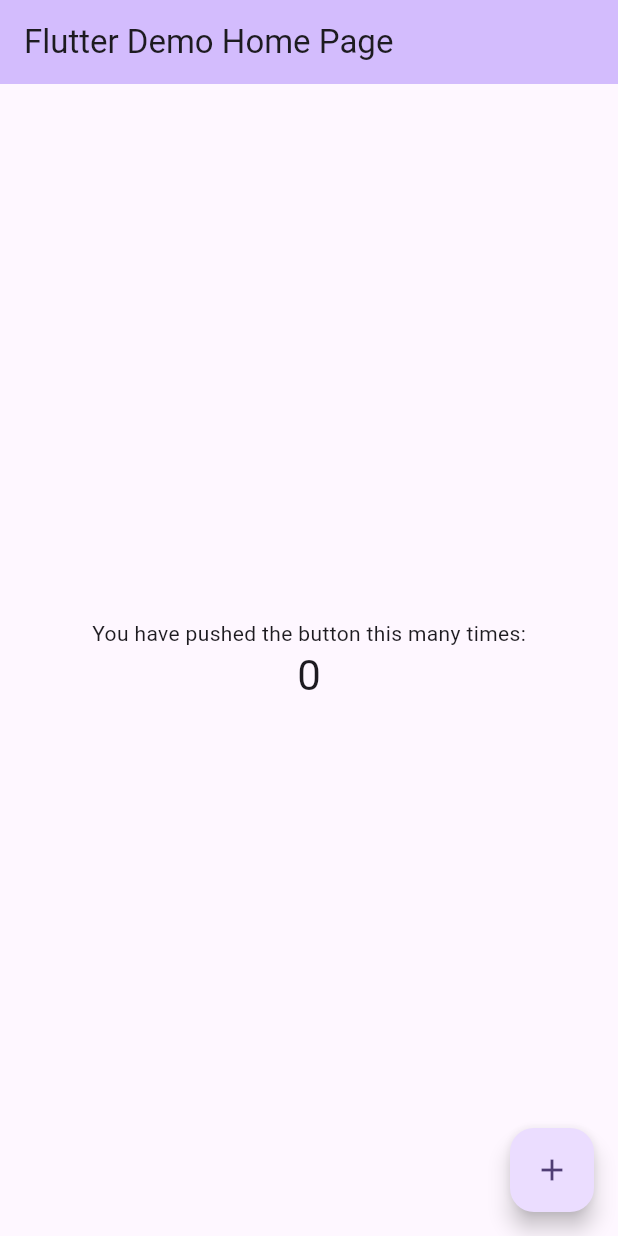
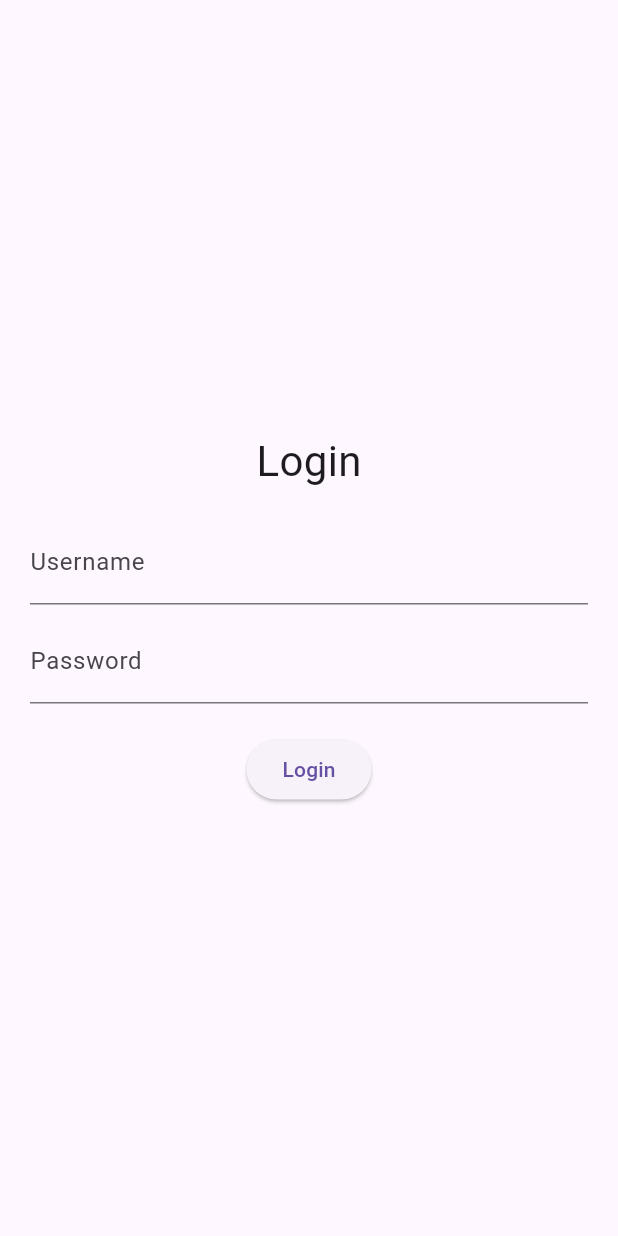
Before and after one commit to Thi-Huynh01/BrevityAI, a Flutter app: the screen it shows after launch, on a phone screen of 412 x 824 dp. Run offline on Flutter 3.47's test engine with Material 3 defaults, Android fonts, the light colour scheme and no system bars; our stand-ins replace flutter_secure_storage.

Commit message:
implemented login screen and spring boot connection still need to store JWT in storage

```diff
--- /dev/null
+++ b/frontend/flutter_brevityai/lib/core/services/api_service.dart
@@ -0,0 +1,21 @@
+import 'dart:convert';
+import 'package:http/http.dart' as http;
+
+class ApiService {
+  static const String baseURL = "http://10.0.2.2:8080";
+
+  static Future<Map<String, dynamic>> post (
+    String endpoint, Map<String, dynamic> data) async {
+      final response = await http.post(
+        Uri.parse("$baseURL$endpoint"),
+        headers: {"Content-Type":"application/json"},
+        body: jsonEncode(data),
+      );
+
+      if (response.statusCode == 200) {
+        return jsonDecode(response.body); // returns token
+      } else {
+        throw Exception("Failed request: ${response.statusCode} ${response.body}");
+      }
+    }
+}
--- /dev/null
+++ b/frontend/flutter_brevityai/lib/core/services/auth_service.dart
@@ -0,0 +1,35 @@
+import 'dart:convert';
+import 'package:http/http.dart' as http;
+import 'package:flutter_secure_storage/flutter_secure_storage.dart';
+
+class AuthService {
+  final storage = FlutterSecureStorage();
+
+  Future<bool> login(String username, String password) async {
+    final response = await http.post(
+      Uri.parse('http://10.0.0.2:8080/api/auth/login'),
+      headers: {'Content-Type': 'applications/json'},
+      body: jsonEncode({
+        'username': username,
+        'password': password,
+      }),
+    );
+    if (response.statusCode == 200) {
+      final data = jsonDecode(response.body);
+      final token = data['token'];
+
+      await storage.write(key: 'jwt', value: token);
+      return true;
+    } else {
+      return false;
+    }
+  }
+
+  Future<String?> getToken() async {
+    return await storage.read(key:'jwt');
+  }
+
+  Future<void> logout() async {
+    await storage.delete(key: 'jwt');
+  }
+}
--- /dev/null
+++ b/frontend/flutter_brevityai/lib/core/services/storage_service.dart
@@ -0,0 +1,18 @@
+import 'package:flutter_secure_storage/flutter_secure_storage.dart';
+
+class StorageService {
+
+  static const _storage = FlutterSecureStorage();
+
+  static Future<void> saveToken(String token) async {
+    await _storage.write(key: 'jwt', value: token);
+  }
+
+  static Future<String?> getToken() async {
+    return await _storage.read(key: 'jwt');
+  }
+
+  static Future<void> clearToken() async {
+    await _storage.delete(key: 'jwt');
+  }
+}
--- /dev/null
+++ b/frontend/flutter_brevityai/lib/features/auth/data/auth_service.dart
@@ -0,0 +1,18 @@
+import '../../../core/services/api_service.dart';
+
+class AuthService {
+  Future<String> login(String username, String password) async {
+
+    try {
+      final response = await ApiService.post("/api/auth/login", {
+      "username": username,
+      "password": password,
+      });
+
+      return response["token"];
+    } catch (e) {
+      print ("Login Error: $e");
+      return "";
+    }
+  }
+}
--- /dev/null
+++ b/frontend/flutter_brevityai/lib/features/auth/presentation/screens/login_screen.dart
@@ -0,0 +1,94 @@
+import 'package:flutter/material.dart';
+import 'package:provider/provider.dart';
+import '../../provider/auth_provider.dart';
+import '../../../../core/services/auth_service.dart';
+
+class LoginScreen extends StatefulWidget {
+  const LoginScreen({super.key});
+
+  @override
+  State<LoginScreen> createState() => _LoginScreenState();
+}
+
+class _LoginScreenState extends State<LoginScreen> {
+  final TextEditingController usernameController = TextEditingController();
+  final TextEditingController passwordController = TextEditingController();
+  final AuthService authService = AuthService();
+
+  bool isLoading = false;
+  String errorMessage = '';
+
+  void login() async {
+    setState(() {
+      isLoading = true;
+      errorMessage = '';
+    });
+
+    bool success = await authService.login(
+      usernameController.text,
+      passwordController.text,
+    );
+    setState(() {
+      isLoading = false;
+    });
+
+    if (success) {
+      Navigator.pushReplacementNamed(context, '/home');
+    } else {
+      setState(() {
+        errorMessage = 'Invalid username or password';
+      });
+    }
+  }
+
+  @override
+  Widget build(BuildContext context) {
+    final authProvider = Provider.of<AuthProvider>(context);
+
+    return Scaffold(
+      body: Padding(
+        padding: const EdgeInsets.all(20),
+        child: Column(
+          mainAxisAlignment: MainAxisAlignment.center,
+          children: [
+            const Text(
+              "Login",
+              style: TextStyle(fontSize:28),
+            ),
+            const SizedBox(height:20),
+            TextField(
+              controller: usernameController,
+              decoration: const InputDecoration(
+                labelText: "Username",
+              ),
+            ),
+            const SizedBox(height:10),
+            TextField(
+              controller: passwordController,
+              obscureText: true,
+              decoration: const InputDecoration(
+                labelText: "Password",
+              ),
+            ),
+            const SizedBox(height: 20),
+
+            ElevatedButton(onPressed: authProvider.isLoading ? null
+            : () async {
+              await authProvider.login(usernameController.text, passwordController.text,);
+
+              if (authProvider.token != null) {
+                ScaffoldMessenger.of(context).showSnackBar(
+                  const SnackBar(content: Text("Login Success")),
+                );
+              }
+            },
+            child: authProvider.isLoading
+            ? const CircularProgressIndicator()
+            : const Text("Login"),
+          ),
+        ],
+        )
+      )
+    );
+  }
+}
--- /dev/null
+++ b/frontend/flutter_brevityai/lib/features/auth/provider/auth_provider.dart
@@ -0,0 +1,33 @@
+import 'package:flutter/material.dart';
+import '../data/auth_service.dart';
+import '../../../core/services/storage_service.dart';
+
+class AuthProvider extends ChangeNotifier {
+  final AuthService _authService = AuthService();
+
+  bool isLoading = false;
+  String? token;
+
+  Future<bool> login(String username, String password) async {
+    isLoading = true;
+    notifyListeners();
+
+    final result = await _authService.login(username, password);
+
+    token = result;
+
+    await StorageService.saveToken(result);
+
+    isLoading = false;
+    notifyListeners();
+
+    return true;
+
+  }
+
+  Future<void> logout() async {
+    token = null;
+    await StorageService.clearToken();
+    notifyListeners();
+  }
+}
--- a/frontend/flutter_brevityai/lib/main.dart
+++ b/frontend/flutter_brevityai/lib/main.dart
@@ -1,122 +1,33 @@
 import 'package:flutter/material.dart';
+import 'package:provider/provider.dart';
+
+
+//import 'package:flutter_brevityai/features/auth/presentation/screens/home_screen.dart';
+import 'features/auth/provider/auth_provider.dart';
+import 'features/auth/presentation/screens/login_screen.dart';
+import 'features/auth/presentation/screens/home_screen.dart';
 
 void main() {
-  runApp(const MyApp());
+  runApp(
+    ChangeNotifierProvider(
+      create: (context) => AuthProvider(),
+      child: const MyApp()
+      ),
+    );
 }
 
 class MyApp extends StatelessWidget {
   const MyApp({super.key});
 
-  // This widget is the root of your application.
   @override
   Widget build(BuildContext context) {
     return MaterialApp(
-      title: 'Flutter Demo',
-      theme: ThemeData(
-        // This is the theme of your application.
-        //
-        // TRY THIS: Try running your application with "flutter run". You'll see
-        // the application has a purple toolbar. Then, without quitting the app,
-        // try changing the seedColor in the colorScheme below to Colors.green
-        // and then invoke "hot reload" (save your changes or press the "hot
-        // reload" button in a Flutter-supported IDE, or press "r" if you used
-        // the command line to start the app).
-        //
-        // Notice that the counter didn't reset back to zero; the application
-        // state is not lost during the reload. To reset the state, use hot
-        // restart instead.
-        //
-        // This works for code too, not just values: Most code changes can be
-        // tested with just a hot reload.
-        colorScheme: .fromSeed(seedColor: Colors.deepPurple),
-      ),
-      home: const MyHomePage(title: 'Flutter Demo Home Page'),
+      title: 'BrevityAI',
+      initialRoute: '/',
+      routes: {
+        '/': (context) => const LoginScreen(),
+        '/home':(context) => const HomeScreen(),
+      },
     );
   }
 }
-
-class MyHomePage extends StatefulWidget {
-  const MyHomePage({super.key, required this.title});
-
-  // This widget is the home page of your application. It is stateful, meaning
-  // that it has a State object (defined below) that contains fields that affect
-  // how it looks.
-
-  // This class is the configuration for the state. It holds the values (in this
-  // case the title) provided by the parent (in this case the App widget) and
-  // used by the build method of the State. Fields in a Widget subclass are
-  // always marked "final".
-
-  final String title;
-
-  @override
-  State<MyHomePage> createState() => _MyHomePageState();
-}
-
-class _MyHomePageState extends State<MyHomePage> {
-  int _counter = 0;
-
-  void _incrementCounter() {
-    setState(() {
-      // This call to setState tells the Flutter framework that something has
-      // changed in this State, which causes it to rerun the build method below
-      // so that the display can reflect the updated values. If we changed
-      // _counter without calling setState(), then the build method would not be
-      // called again, and so nothing would appear to happen.
-      _counter++;
-    });
-  }
-
-  @override
-  Widget build(BuildContext context) {
-    // This method is rerun every time setState is called, for instance as done
-    // by the _incrementCounter method above.
-    //
-    // The Flutter framework has been optimized to make rerunning build methods
-    // fast, so that you can just rebuild anything that needs updating rather
-    // than having to individually change instances of widgets.
-    return Scaffold(
-      appBar: AppBar(
-        // TRY THIS: Try changing the color here to a specific color (to
-        // Colors.amber, perhaps?) and trigger a hot reload to see the AppBar
-        // change color while the other colors stay the same.
-        backgroundColor: Theme.of(context).colorScheme.inversePrimary,
-        // Here we take the value from the MyHomePage object that was created by
-        // the App.build method, and use it to set our appbar title.
-        title: Text(widget.title),
-      ),
-      body: Center(
-        // Center is a layout widget. It takes a single child and positions it
-        // in the middle of the parent.
-        child: Column(
-          // Column is also a layout widget. It takes a list of children and
-          // arranges them vertically. By default, it sizes itself to fit its
-          // children horizontally, and tries to be as tall as its parent.
-          //
-          // Column has various properties to control how it sizes itself and
-          // how it positions its children. Here we use mainAxisAlignment to
-          // center the children vertically; the main axis here is the vertical
-          // axis because Columns are vertical (the cross axis would be
-          // horizontal).
-          //
-          // TRY THIS: Invoke "debug painting" (choose the "Toggle Debug Paint"
-          // action in the IDE, or press "p" in the console), to see the
-          // wireframe for each widget.
-          mainAxisAlignment: .center,
-          children: [
-            const Text('You have pushed the button this many times:'),
-            Text(
-              '$_counter',
-              style: Theme.of(context).textTheme.headlineMedium,
-            ),
-          ],
-        ),
-      ),
-      floatingActionButton: FloatingActionButton(
-        onPressed: _incrementCounter,
-        tooltip: 'Increment',
-        child: const Icon(Icons.add),
-      ),
-    );
-  }
-}
--- a/frontend/flutter_brevityai/pubspec.yaml
+++ b/frontend/flutter_brevityai/pubspec.yaml
@@ -27,9 +27,13 @@ environment:
 # dependencies can be manually updated by changing the version numbers below to
 # the latest version available on pub.dev. To see which dependencies have newer
 # versions available, run `flutter pub outdated`.
+
 dependencies:
   flutter:
     sdk: flutter
+  http: ^1.2.0
+  provider: ^6.1.2
+  flutter_secure_storage: ^9.0.0
 
   # The following adds the Cupertino Icons font to your application.
   # Use with the CupertinoIcons class for iOS style icons.
```
Also changed, not shown: frontend/flutter_brevityai/lib/features/auth/presentation/screens/home_screen.dart (added, +15 -0 lines), frontend/flutter_brevityai/lib/features/auth/presentation/widgets/custom_text_field.dart (added), frontend/flutter_brevityai/lib/routes/app_routes.dart (added), frontend/flutter_brevityai/lib/widgets/custom_button.dart (added), frontend/flutter_brevityai/pubspec.lock, 5 other files.
